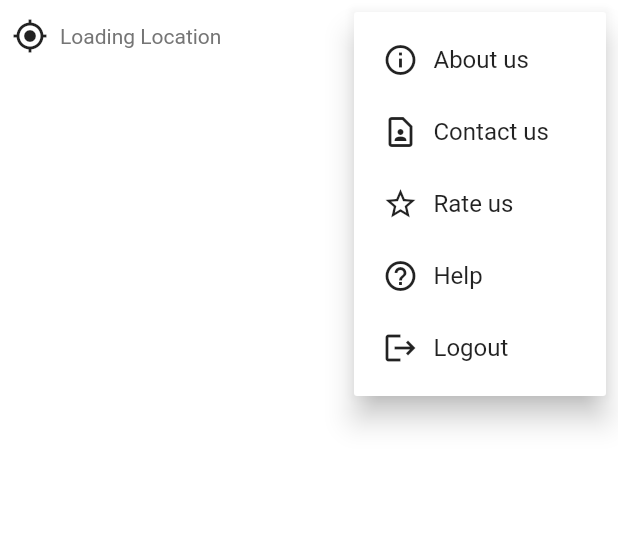
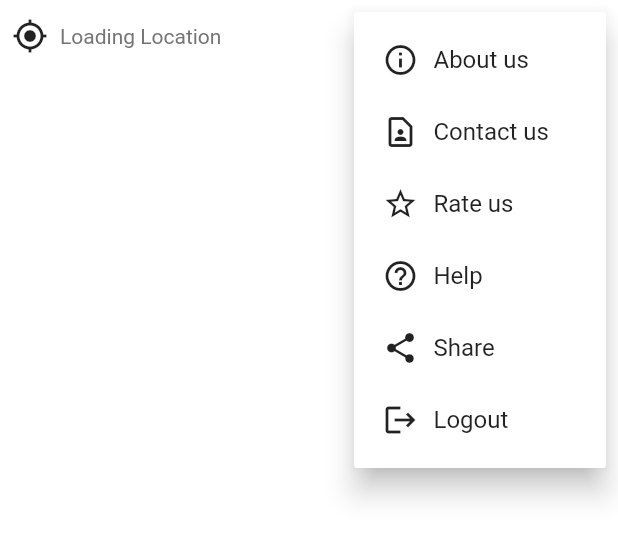
Before and after one commit to jaydip-pawar/Clean_Me-User_App, a Flutter app: the MyAppBar widget shown alone on an empty page, opened directly, after a tap on the "more vert" icon, on a phone screen of 412 x 824 dp. Shown: the top 539 px of the screen. Run offline on Flutter 3.47's test engine with Material 2 defaults, Android fonts, the phone set to English and light mode, and no system bars; our stand-ins replace cloud_firestore, email_validator, firebase_auth, firebase_core, firebase_storage, flutter_easyloading and 5 more; missing offline and left inert: geocode; accounts and stored records are empty; Roboto replaces fonts that are missing (Netverbatim).

Commit message:
share icon added

```diff
--- a/lib/screens/home/widgets/my_appbar.dart
+++ b/lib/screens/home/widgets/my_appbar.dart
@@ -114,6 +114,18 @@ class _MyAppBarState extends State<MyAppBar> {
                       children: const [
                         Padding(
                           padding: EdgeInsets.only(left: 3, right: 10),
+                          child: Icon(Icons.share),
+                        ),
+                        Text("Share")
+                      ],
+                    ),
+                  ),
+                  PopupMenuItem<int>(
+                    value: 5,
+                    child: Row(
+                      children: const [
+                        Padding(
+                          padding: EdgeInsets.only(left: 3, right: 10),
                           child: Icon(Icons.logout),
                         ),
                         Text("Logout")
@@ -142,6 +154,10 @@ class _MyAppBarState extends State<MyAppBar> {
                     {
                       //TODO: Navigate To Help
                     }
+                      else if (item == 4)
+                          {
+                            //TODO: Navigate To Share
+                          }
                   else
                     {authentication.signOut()}
                 },
```
